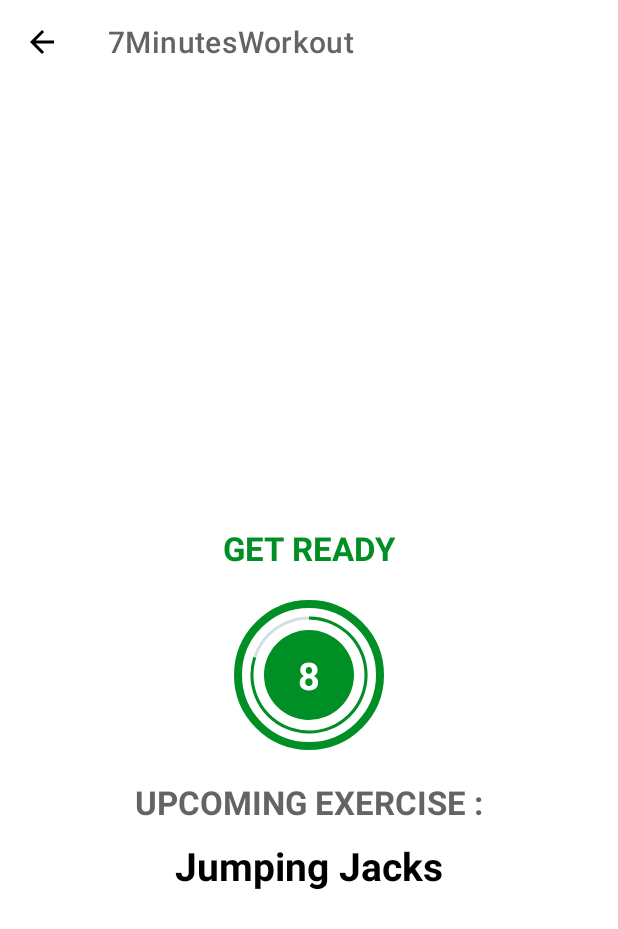
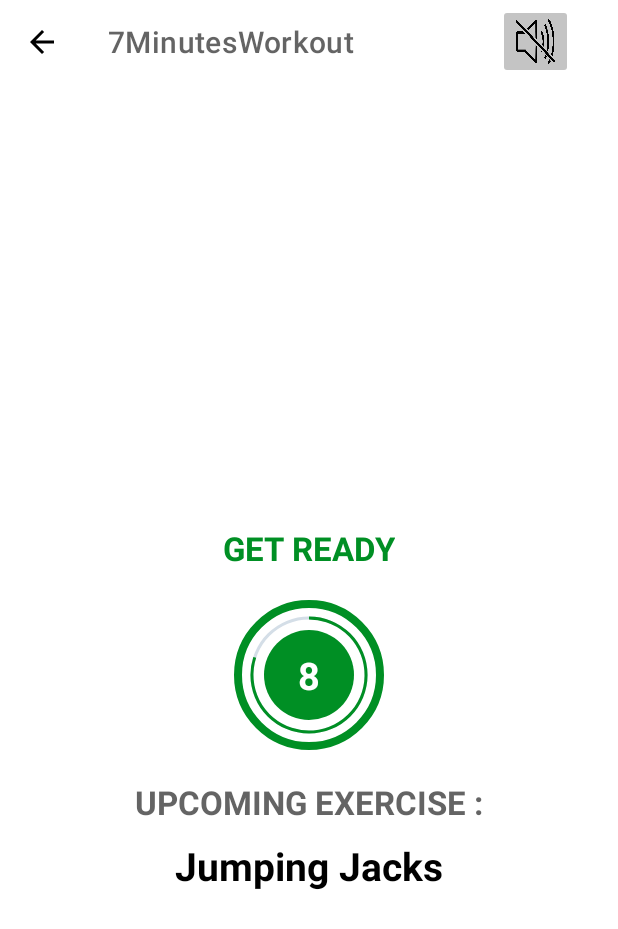
Before and after one commit to volNad/7-mins-workout-app, an Android app: the ExerciseActivity screen opened directly, with no data from a screen before it, on a phone screen of 412 x 824 dp. Shown: the top 929 px of the screen. Run offline under Robolectric (Android 15) with nearby library versions, the phone set to English and light mode, and no system bars.

Commit message:
implemented TextToSpeech, features to turn off the TTS

```diff
--- a/app/src/main/res/layout/activity_exercise.xml
+++ b/app/src/main/res/layout/activity_exercise.xml
@@ -14,7 +14,20 @@
         android:layout_height="?android:attr/actionBarSize"
         android:background="@color/white"
         app:titleTextColor="@color/colorPrimary"
-        />
+        >
+
+        <ImageButton
+            android:id="@+id/ivCancelSpeaker"
+            android:layout_width="50dp"
+            android:layout_height="50dp"
+            android:scaleType="fitXY"
+            android:layout_gravity="end"
+            android:layout_marginEnd="30dp"
+            android:src="@drawable/ic_turn_off_sound"
+            android:backgroundTint="@color/lightGrey"
+            />
+
+    </androidx.appcompat.widget.Toolbar>
 
     <TextView
         android:id="@+id/tvTitle"
```
Also changed, not shown: app/src/main/AndroidManifest.xml (+10 -0 lines), app/src/main/java/com/example/a7minutesworkout/ExerciseActivity.kt (+46 -2 lines), app/src/main/res/drawable-v24/ic_turn_off_sound.png (added).
